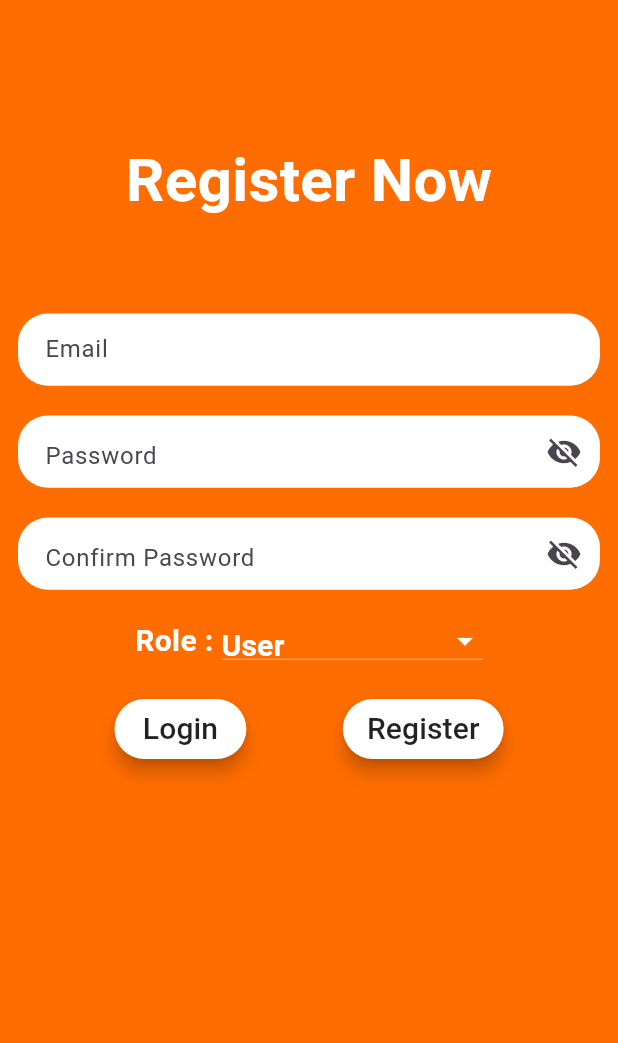
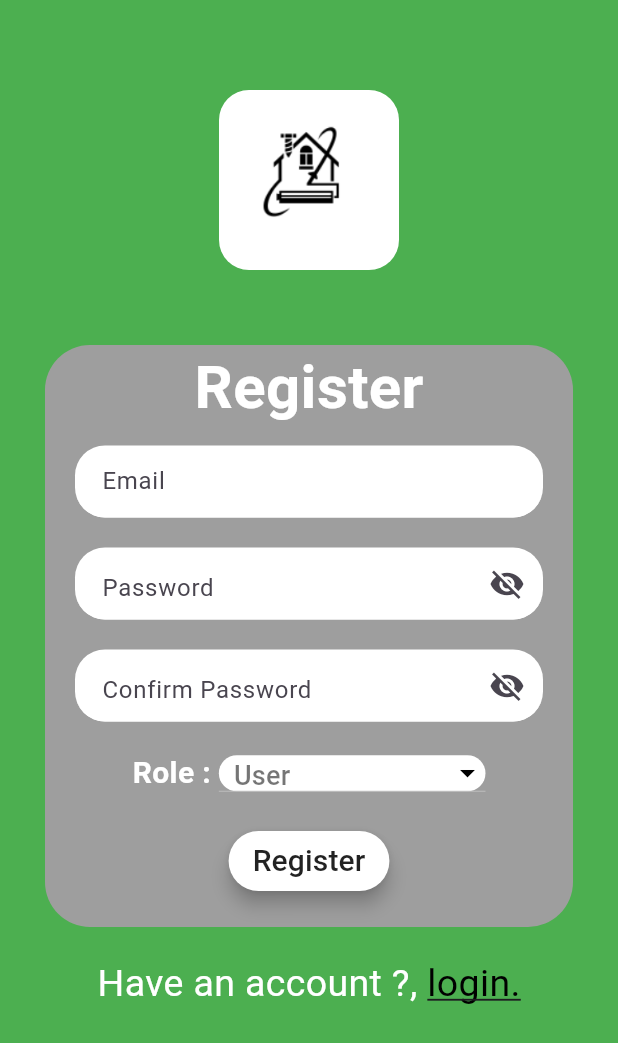
Before and after one commit to ikramzargar/SkillHire, a Flutter app: the Register screen opened directly, on a phone screen of 412 x 824 dp. Shown: the top 1043 px of the screen. Run offline on Flutter 3.47's test engine with Material 3 defaults, Android fonts, the phone set to English and light mode, and no system bars; our stand-ins replace animated_text_kit, cloud_firestore, firebase_auth, firebase_core, google_fonts; accounts and stored records are empty.

Commit message:
login and register

```diff
--- /dev/null
+++ b/lib/globals/app_Colors.dart
@@ -0,0 +1,8 @@
+
+import 'dart:ui';
+
+import 'package:flutter/material.dart';
+
+class AppColors{
+  static Color mainColor = Colors.green;
+}
--- a/lib/screens/intro.dart
+++ b/lib/screens/intro.dart
@@ -1,6 +1,7 @@
 import 'package:animated_text_kit/animated_text_kit.dart';
 import 'package:flutter/material.dart';
 import 'package:skill_hire/globals/app_textStyle.dart';
+import '../globals/app_Colors.dart';
 import 'auth.dart';
 import 'register.dart';
 
--- a/lib/screens/register.dart
+++ b/lib/screens/register.dart
@@ -2,6 +2,7 @@ import 'dart:io';
 import 'package:cloud_firestore/cloud_firestore.dart';
 import 'package:firebase_auth/firebase_auth.dart';
 import 'package:flutter/material.dart';
+import 'package:skill_hire/globals/app_Colors.dart';
 import 'login.dart';
 
 class Register extends StatefulWidget {
@@ -18,11 +19,11 @@ class _RegisterState extends State<Register> {
   final _formkey = GlobalKey<FormState>();
   final _auth = FirebaseAuth.instance;
 
-  final TextEditingController passwordController =  TextEditingController();
-  final TextEditingController confirmpassController =  TextEditingController();
-  final TextEditingController name =  TextEditingController();
-  final TextEditingController emailController =  TextEditingController();
-  final TextEditingController mobile =  TextEditingController();
+  final TextEditingController passwordController = TextEditingController();
+  final TextEditingController confirmpassController = TextEditingController();
+  final TextEditingController name = TextEditingController();
+  final TextEditingController emailController = TextEditingController();
+  final TextEditingController mobile = TextEditingController();
   bool _isObscure = true;
   bool _isObscure2 = true;
   File? file;
@@ -36,39 +37,46 @@ class _RegisterState extends State<Register> {
   @override
   Widget build(BuildContext context) {
     return Scaffold(
-      backgroundColor: Colors.orange[900],
+      backgroundColor: AppColors.mainColor,
       body: SingleChildScrollView(
+        keyboardDismissBehavior: ScrollViewKeyboardDismissBehavior.onDrag,
+        padding: const EdgeInsetsDirectional.only(top: 60),
         child: Column(
+          mainAxisAlignment: MainAxisAlignment.center,
           children: <Widget>[
-            Container(
-              color: Colors.orangeAccent[700],
-              width: MediaQuery.of(context).size.width,
-              height: MediaQuery.of(context).size.height,
-              child: SingleChildScrollView(
+            ClipRRect(
+              borderRadius: BorderRadius.circular(20), // Image border
+              child: SizedBox.fromSize(
+                size: const Size.fromRadius(60), // Image radius
+                child: Image.asset('images/logo.png', fit: BoxFit.cover),
+              ),
+            ),
+            const SizedBox(
+              height: 50,
+            ),
+            Padding(
+              padding: const EdgeInsets.symmetric(horizontal: 30),
               child: Container(
-                  margin: EdgeInsets.all(12),
+                decoration: BoxDecoration(
+                  color: Colors.grey,
+                  borderRadius: BorderRadius.circular(30),
+                ),
                 child: Form(
                   key: _formkey,
+                  child: Padding(
+                    padding: const EdgeInsets.symmetric(horizontal: 20),
                     child: Column(
-                      mainAxisAlignment: MainAxisAlignment.center,
-                      crossAxisAlignment: CrossAxisAlignment.center,
                       children: [
-                        SizedBox(
-                          height: 80,
-                        ),
-                        Text(
-                          "Register Now",
+                        const Text(
+                          "Register",
                           style: TextStyle(
                             fontWeight: FontWeight.bold,
                             color: Colors.white,
                             fontSize: 40,
                           ),
                         ),
-                        SizedBox(
+                        const SizedBox(
                           height: 10,
-                        ),
-                        SizedBox(
-                          height: 50,
                         ),
                         TextFormField(
                           controller: emailController,
@@ -80,20 +88,19 @@ class _RegisterState extends State<Register> {
                             contentPadding: const EdgeInsets.only(
                                 left: 14.0, bottom: 8.0, top: 8.0),
                             focusedBorder: OutlineInputBorder(
-                              borderSide: new BorderSide(color: Colors.white),
-                              borderRadius: new BorderRadius.circular(20),
+                              borderSide: const BorderSide(color: Colors.white),
+                              borderRadius: BorderRadius.circular(20),
                             ),
                             enabledBorder: UnderlineInputBorder(
-                              borderSide: new BorderSide(color: Colors.white),
-                              borderRadius: new BorderRadius.circular(20),
+                              borderSide: const BorderSide(color: Colors.white),
+                              borderRadius: BorderRadius.circular(20),
                             ),
                           ),
                           validator: (value) {
-                            if (value!.length == 0) {
+                            if (value!.isEmpty) {
                               return "Email cannot be empty";
                             }
-                            if (!RegExp(
-                                    "^[a-zA-Z0-9+_.-]+@[a-zA-Z0-9.-]+.[a-z]")
+                            if (!RegExp("^[a-zA-Z0-9+_.-]+@[a-zA-Z0-9.-]+.[a-z]")
                                 .hasMatch(value)) {
                               return ("Please enter a valid email");
                             } else {
@@ -103,7 +110,7 @@ class _RegisterState extends State<Register> {
                           onChanged: (value) {},
                           keyboardType: TextInputType.emailAddress,
                         ),
-                        SizedBox(
+                        const SizedBox(
                           height: 20,
                         ),
                         TextFormField(
@@ -126,16 +133,16 @@ class _RegisterState extends State<Register> {
                             contentPadding: const EdgeInsets.only(
                                 left: 14.0, bottom: 8.0, top: 15.0),
                             focusedBorder: OutlineInputBorder(
-                              borderSide: new BorderSide(color: Colors.white),
-                              borderRadius: new BorderRadius.circular(20),
+                              borderSide: const BorderSide(color: Colors.white),
+                              borderRadius: BorderRadius.circular(20),
                             ),
                             enabledBorder: UnderlineInputBorder(
-                              borderSide: new BorderSide(color: Colors.white),
-                              borderRadius: new BorderRadius.circular(20),
+                              borderSide: const BorderSide(color: Colors.white),
+                              borderRadius: BorderRadius.circular(20),
                             ),
                           ),
                           validator: (value) {
-                            RegExp regex = new RegExp(r'^.{6,}$');
+                            RegExp regex = RegExp(r'^.{6,}$');
                             if (value!.isEmpty) {
                               return "Password cannot be empty";
                             }
@@ -147,7 +154,7 @@ class _RegisterState extends State<Register> {
                           },
                           onChanged: (value) {},
                         ),
-                        SizedBox(
+                        const SizedBox(
                           height: 20,
                         ),
                         TextFormField(
@@ -170,12 +177,12 @@ class _RegisterState extends State<Register> {
                             contentPadding: const EdgeInsets.only(
                                 left: 14.0, bottom: 8.0, top: 15.0),
                             focusedBorder: OutlineInputBorder(
-                              borderSide: new BorderSide(color: Colors.white),
-                              borderRadius: new BorderRadius.circular(20),
+                              borderSide: const BorderSide(color: Colors.white),
+                              borderRadius: BorderRadius.circular(20),
                             ),
                             enabledBorder: UnderlineInputBorder(
-                              borderSide: new BorderSide(color: Colors.white),
-                              borderRadius: new BorderRadius.circular(20),
+                              borderSide: const BorderSide(color: Colors.white),
+                              borderRadius: BorderRadius.circular(20),
                             ),
                           ),
                           validator: (value) {
@@ -188,13 +195,13 @@ class _RegisterState extends State<Register> {
                           },
                           onChanged: (value) {},
                         ),
-                        SizedBox(
+                        const SizedBox(
                           height: 20,
                         ),
                         Row(
                           mainAxisAlignment: MainAxisAlignment.center,
                           children: [
-                            Text(
+                            const Text(
                               "Role : ",
                               style: TextStyle(
                                 fontSize: 20,
@@ -202,21 +209,27 @@ class _RegisterState extends State<Register> {
                                 color: Colors.white,
                               ),
                             ),
-                            DropdownButton<String>(
-                              dropdownColor: Colors.blue[900],
+                            Container(
+                              decoration: BoxDecoration(
+                                borderRadius: BorderRadius.circular(20),
+                                color: Colors.white,
+                              ),
+                              child: DropdownButton<String>(
+                                dropdownColor: Colors.green,
                                  isDense: true,
-                              isExpanded: false,
-                              iconEnabledColor: Colors.white,
-                              focusColor: Colors.white,
+                                iconEnabledColor: Colors.black,
+                                focusColor: Colors.black,
                                 items: options.map((String dropDownStringItem) {
                                   return DropdownMenuItem<String>(
                                     value: dropDownStringItem,
+                                    child: Padding(
+                                      padding: const EdgeInsets.symmetric(horizontal: 10),
                                       child: Text(
                                         dropDownStringItem,
-                                    style: TextStyle(
-                                      color: Colors.white,
-                                      fontWeight: FontWeight.bold,
-                                      fontSize: 20,
+                                        style: const TextStyle(
+                                          color: Colors.black54,
+                                          fontSize: 18,
+                                        ),
                                       ),
                                     ),
                                   );
@@ -229,9 +242,10 @@ class _RegisterState extends State<Register> {
                                 },
                                 value: _currentItemSelected,
                               ),
+                            ),
                           ],
                         ),
-                        SizedBox(
+                        const SizedBox(
                           height: 20,
                         ),
                         Row(
@@ -239,30 +253,7 @@ class _RegisterState extends State<Register> {
                           crossAxisAlignment: CrossAxisAlignment.end,
                           children: [
                             MaterialButton(
-                              shape: RoundedRectangleBorder(
-                                  borderRadius:
-                                      BorderRadius.all(Radius.circular(20.0))),
-                              elevation: 5.0,
-                              height: 40,
-                              onPressed: () {
-                                CircularProgressIndicator();
-                                Navigator.push(
-                                  context,
-                                  MaterialPageRoute(
-                                    builder: (context) => LoginPage(),
-                                  ),
-                                );
-                              },
-                              child: Text(
-                                "Login",
-                                style: TextStyle(
-                                  fontSize: 20,
-                                ),
-                              ),
-                              color: Colors.white,
-                            ),
-                            MaterialButton(
-                              shape: RoundedRectangleBorder(
+                              shape: const RoundedRectangleBorder(
                                   borderRadius:
                                       BorderRadius.all(Radius.circular(20.0))),
                               elevation: 5.0,
@@ -271,26 +262,66 @@ class _RegisterState extends State<Register> {
                                 setState(() {
                                   showProgress = true;
                                 });
-                                signUp(emailController.text,
-                                    passwordController.text, role);
+                                signUp(
+                                  emailController.text,
+                                  passwordController.text,
+                                  role,
+                                );
                               },
-                              child: Text(
+                              color: Colors.white,
+                              child: const Text(
                                 "Register",
                                 style: TextStyle(
                                   fontSize: 20,
                                 ),
                               ),
-                              color: Colors.white,
                             ),
                           ],
                         ),
-                        SizedBox(
+                        const SizedBox(
                           height: 20,
                         ),
                       ],
                     ),
                   ),
                 ),
+              ),
+            ),
+            const SizedBox(
+              height: 20,
+            ),
+            Center(
+              child: Column(
+                children: [
+                  Row(
+                    mainAxisAlignment: MainAxisAlignment.center,
+                    children: [
+                      const Text(
+                        'Have an account ?, ',
+                        style: TextStyle(color: Colors.white, fontSize: 25),
+                      ),
+                      InkWell(
+                        child: const Text(
+                          'login.',
+                          style: TextStyle(
+                            color: Colors.black,
+                            fontSize: 25,
+                            decoration: TextDecoration.underline,
+                          ),
+                        ),
+                        onTap: () {
+                          const CircularProgressIndicator();
+                              Navigator.push(
+                                context,
+                                MaterialPageRoute(
+                                  builder: (context) => LoginPage(),
+                                ),
+                              );
+                        },
+                      ),
+                    ],
+                  ),
+                ],
               ),
             ),
           ],
@@ -300,7 +331,7 @@ class _RegisterState extends State<Register> {
   }
 
   void signUp(String email, String password, String role) async {
-    CircularProgressIndicator();
+    const CircularProgressIndicator();
     if (_formkey.currentState!.validate()) {
       await _auth
           .createUserWithEmailAndPassword(email: email, password: password)
@@ -310,7 +341,7 @@ class _RegisterState extends State<Register> {
   }
 
   postDetailsToFirestore(String email, String role) async {
-    FirebaseFirestore firebaseFirestore = FirebaseFirestore.instance;
+    FirebaseFirestore.instance;
     var user = _auth.currentUser;
     CollectionReference ref = FirebaseFirestore.instance.collection('users');
     ref.doc(user!.uid).set({'email': emailController.text, 'role': role});
```
Also changed, not shown: lib/screens/login.dart (+103 -108 lines). Lines whose indentation alone changed are shown as unchanged.
